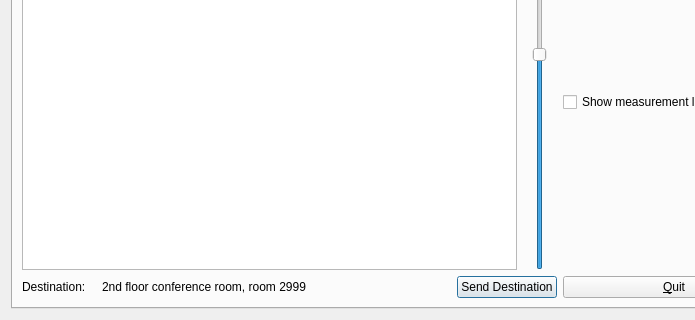
Qt form tool_suite/navigator/main_dialog.ui (jedivind/gtaiad) before a commit; both pictures show x 0 to 695 and y 223 to 543 of the 807 by 543 pixel window.
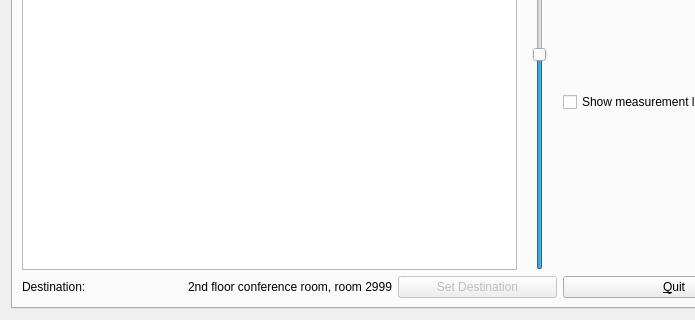
The same form after that commit.

Commit message: Disabled some unused buttons; blanked out the destination label

```diff
--- a/tool_suite/navigator/main_dialog.ui
+++ b/tool_suite/navigator/main_dialog.ui
@@ -16,6 +16,9 @@
   <layout class="QHBoxLayout" name="horizontalLayout_2">
    <item>
     <widget class="QTabWidget" name="tabWidget">
+     <property name="enabled">
+      <bool>true</bool>
+     </property>
      <property name="currentIndex">
       <number>0</number>
      </property>
@@ -59,7 +62,7 @@
           </layout>
          </item>
          <item>
-          <layout class="QHBoxLayout" name="horizontalLayout_5" stretch="0,1,0">
+          <layout class="QHBoxLayout" name="horizontalLayout_5" stretch="0,0,0">
            <item>
             <widget class="QLabel" name="label_2">
              <property name="text">
@@ -81,9 +84,12 @@
             </widget>
            </item>
            <item>
-            <widget class="QPushButton" name="send_destination_button">
+            <widget class="QPushButton" name="set_destination_button">
+             <property name="enabled">
+              <bool>false</bool>
+             </property>
              <property name="text">
-              <string>Send Destination</string>
+              <string>Set Destination</string>
              </property>
             </widget>
            </item>
```
Left out of the diff: 34 changed lines with no effect on the pictures. The commit also changes 1 other file.
